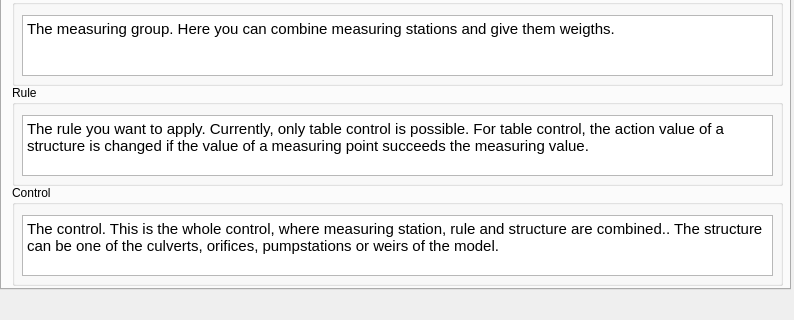
The window that ui/control_structures_dockwidget.ui (nens/threedi-results-analysis) describes before a commit, drawn with Qt 5; both pictures show x 0 to 794 and y 251 to 571 of the 794 by 571 pixel window.
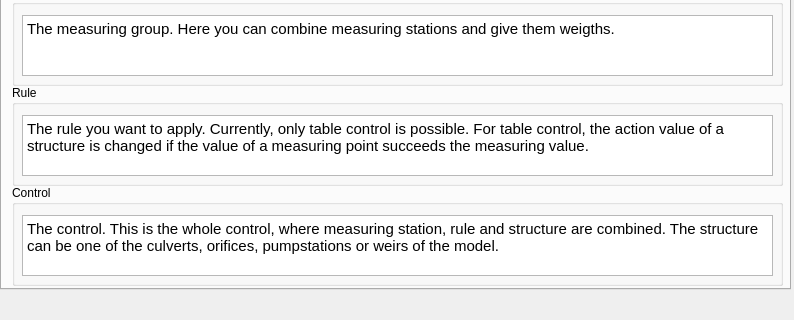
The same window after the commit. The open tabs and pages were chosen to show the change.

Commit message: Remove typo.

What changed in the file:
```diff
--- a/ui/control_structures_dockwidget.ui
+++ b/ui/control_structures_dockwidget.ui
@@ -708,7 +708,7 @@
 &lt;html&gt;&lt;head&gt;&lt;meta name=&quot;qrichtext&quot; content=&quot;1&quot; /&gt;&lt;style type=&quot;text/css&quot;&gt;
 p, li { white-space: pre-wrap; }
 &lt;/style&gt;&lt;/head&gt;&lt;body style=&quot; font-family:'Ubuntu'; font-size:11pt; font-weight:400; font-style:normal;&quot;&gt;
-&lt;p style=&quot; margin-top:0px; margin-bottom:0px; margin-left:0px; margin-right:0px; -qt-block-indent:0; text-indent:0px;&quot;&gt;The control. This is the whole control, where measuring station, rule and structure are combined.. The structure can be one of the culverts, orifices, pumpstations or weirs of the model.&lt;/p&gt;&lt;/body&gt;&lt;/html&gt;</string>
+&lt;p style=&quot; margin-top:0px; margin-bottom:0px; margin-left:0px; margin-right:0px; -qt-block-indent:0; text-indent:0px;&quot;&gt;The control. This is the whole control, where measuring station, rule and structure are combined. The structure can be one of the culverts, orifices, pumpstations or weirs of the model.&lt;/p&gt;&lt;/body&gt;&lt;/html&gt;</string>
        </property>
       </widget>
      </widget>
```
